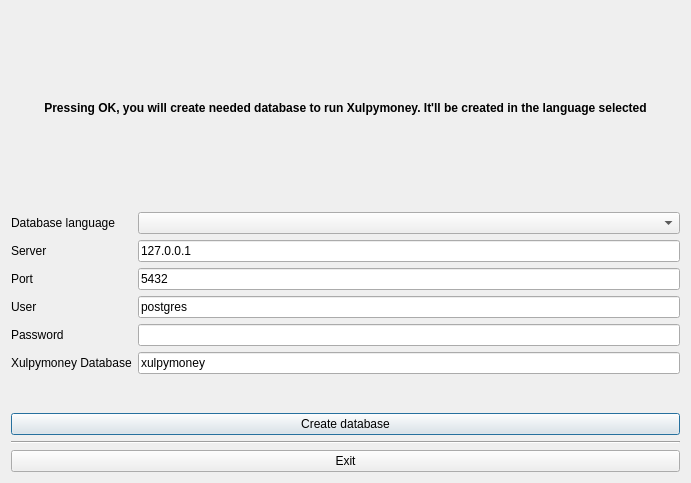
Before: the Qt Designer form ui/frmInit.ui in turulomio/xulpymoney, drawn with Qt 5.
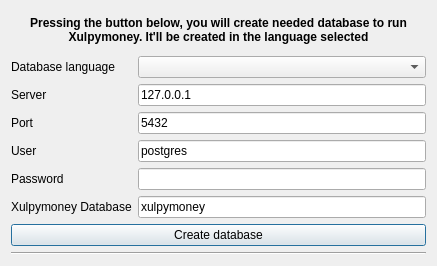
After: the same form once the commit is applied. Icons and pictures are not drawn.

Commit message: Making xulpymoney_init easier

```diff
--- a/ui/frmInit.ui
+++ b/ui/frmInit.ui
@@ -6,8 +6,8 @@
    <rect>
     <x>0</x>
     <y>0</y>
-    <width>691</width>
-    <height>483</height>
+    <width>437</width>
+    <height>266</height>
    </rect>
   </property>
   <property name="sizePolicy">
@@ -35,7 +35,7 @@
         </font>
        </property>
        <property name="text">
-        <string>&lt;html&gt;&lt;head/&gt;&lt;body&gt;&lt;p&gt;Pressing OK, you will create needed database to run Xulpymoney. It'll be created in the language selected&lt;/p&gt;&lt;/body&gt;&lt;/html&gt;</string>
+        <string>&lt;html&gt;&lt;head/&gt;&lt;body&gt;&lt;p&gt;Pressing the button below, you will create needed database to run Xulpymoney. It'll be created in the language selected&lt;/p&gt;&lt;/body&gt;&lt;/html&gt;</string>
        </property>
        <property name="scaledContents">
         <bool>false</bool>
@@ -195,20 +195,6 @@
        </property>
       </widget>
      </item>
-     <item>
-      <layout class="QVBoxLayout" name="laySource"/>
-     </item>
-     <item>
-      <widget class="QPushButton" name="cmdExit">
-       <property name="text">
-        <string>Exit</string>
-       </property>
-       <property name="icon">
-        <iconset resource="../images/xulpymoney.qrc">
-         <normaloff>:/xulpymoney/exit.png</normaloff>:/xulpymoney/exit.png</iconset>
-       </property>
-      </widget>
-     </item>
     </layout>
    </item>
   </layout>
```
Left out of the diff: 2 changed lines with no effect on the pictures. The commit also changes 6 other files.
